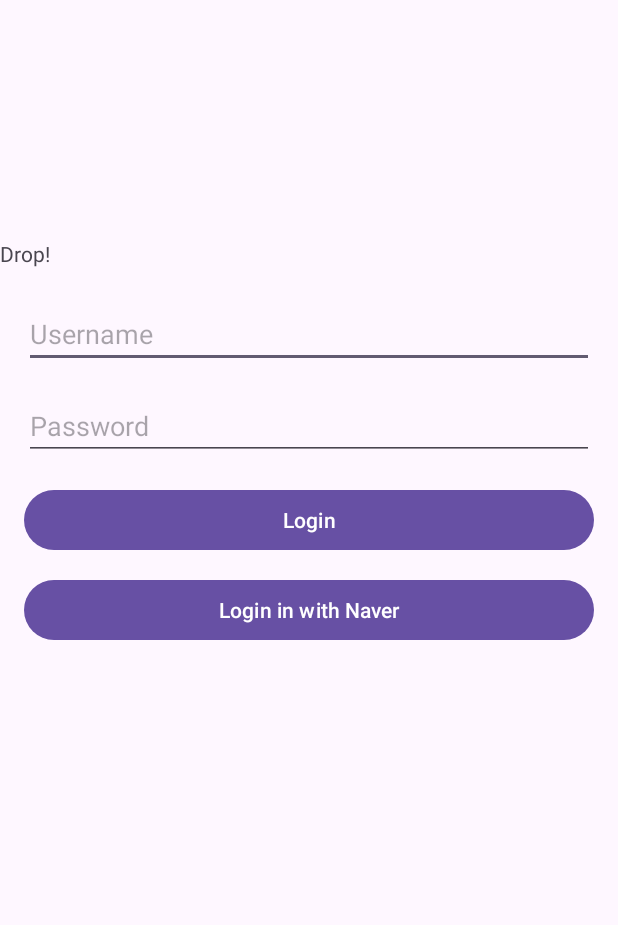
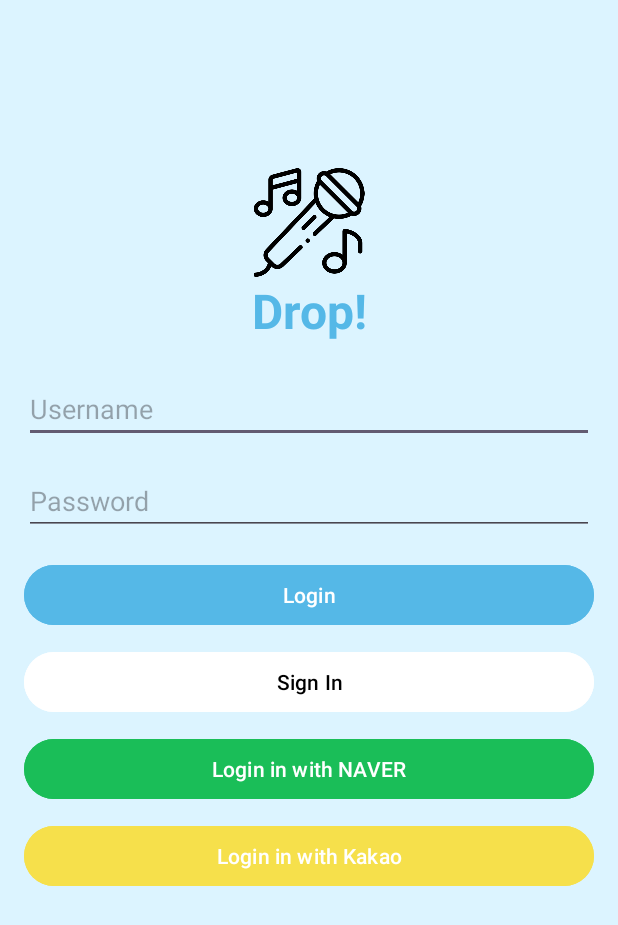
Before and after one commit to kimseongah/MadCamp_week2, an Android app: the screen it shows after launch (login), on a phone screen of 412 x 824 dp. Shown: the top 925 px of the screen. Run offline under Robolectric (Android 15) with nearby library versions, the phone set to English and light mode, and no system bars.

Commit message:
[add] improved login ui

```diff
--- a/app/build.gradle.kts
+++ b/app/build.gradle.kts
@@ -62,6 +62,9 @@ dependencies {
     implementation ("com.google.android.gms:play-services-auth:20.5.0")
     implementation ("org.jetbrains.kotlinx:kotlinx-coroutines-android:1.3.9")
     implementation ("org.jetbrains.kotlinx:kotlinx-coroutines-play-services:1.1.1")
+//    implementation("com.navercorp.nid:oauth:5.9.0") // jdk 11
+//    implementation("com.navercorp.nid:oauth-jdk8:5.9.0") // jdk 8
+//    implementation ("com.prolificinteractive:material-calendarview:2.0.0")
 
 
 }
--- a/app/src/main/java/com/example/madcamp_week2/login.kt
+++ b/app/src/main/java/com/example/madcamp_week2/login.kt
@@ -3,24 +3,32 @@ package com.example.madcamp_week2
 import android.content.Intent
 import androidx.appcompat.app.AppCompatActivity
 import android.os.Bundle
+import android.util.Log
 import android.widget.Button
 import android.widget.EditText
 import android.widget.Toast
 import com.example.madcamp_week2.databinding.ActivityLoginBinding
 import com.example.madcamp_week2.databinding.ActivityMainBinding
+import java.security.DigestException
+import java.security.MessageDigest
+
 class login : AppCompatActivity() {
 
     private lateinit var editTextUsername: EditText
     private lateinit var editTextPassword: EditText
     private lateinit var buttonLogin: Button
+    private lateinit var buttonkakaoLogin: Button
 
     override fun onCreate(savedInstanceState: Bundle?) {
         super.onCreate(savedInstanceState)
         setContentView(R.layout.activity_login)
+
+        Log.d("hash_test",hashSHA256("pw1"))
         // XML에서 정의한 뷰들을 참조합니다.
         editTextUsername = findViewById(R.id.editTextUsername)
         editTextPassword = findViewById(R.id.editTextPassword)
         buttonLogin = findViewById(R.id.buttonLogin)
+        buttonkakaoLogin = findViewById(R.id.buttonkakaoLogin)
 
         // 로그인 버튼 클릭 시 이벤트 처리
         buttonLogin.setOnClickListener {
@@ -41,10 +49,34 @@ class login : AppCompatActivity() {
                 showToast("Invalid credentials")
             }
         }
+        buttonkakaoLogin.setOnClickListener {  }
     }
     private fun showToast(message: String) {
         Toast.makeText(this, message, Toast.LENGTH_SHORT).show()
     }
-    // authenticate() 를 이용한 로그인
+    // sha-256 hashing
 
+    fun hashSHA256(msg: String):String {
+        val hash: ByteArray
+        try {
+            val md = MessageDigest.getInstance("SHA-256")
+            md.update(msg.toByteArray())
+            hash = md.digest()
+        } catch (e: CloneNotSupportedException) {
+            throw DigestException("couldn't make digest of partial content");
+        }
+
+        return toHexString(hash)
+    }
+    private val digits = "0123456789ABCDEF"
+    fun toHexString(byteArray: ByteArray): String {
+
+        val hexChars = CharArray(byteArray.size * 2)
+        for (i in byteArray.indices) {
+            val v = byteArray[i].toInt() and 0xff
+            hexChars[i * 2] = digits[v shr 4]
+            hexChars[i * 2 + 1] = digits[v and 0xf]
+        }
+        return String(hexChars)
+    }
 }
--- a/app/src/main/res/layout/activity_login.xml
+++ b/app/src/main/res/layout/activity_login.xml
@@ -4,19 +4,46 @@
     xmlns:tools="http://schemas.android.com/tools"
     android:layout_width="match_parent"
     android:layout_height="match_parent"
+    android:background="#DCF4FF"
     tools:context=".login">
+
+    <ImageView
+        android:id="@+id/imageViewMicrophone"
+        android:layout_width="match_parent"
+        android:layout_height="74dp"
+        android:layout_marginBottom="0dp"
+        android:foregroundGravity="center"
+        android:src="@drawable/microphone"
+        app:layout_constraintBottom_toTopOf="@+id/textView"
+        app:layout_constraintDimensionRatio="W,1:1"
+        app:layout_constraintWidth_percent="0.3" />
+
+    <TextView
+        android:id="@+id/textView"
+        android:layout_width="wrap_content"
+        android:layout_height="wrap_content"
+        android:layout_marginBottom="21dp"
+        android:gravity="center"
+        android:text="Drop!"
+        android:textAlignment="center"
+        android:textColor="#55B8E7"
+        android:textSize="32sp"
+        android:textStyle="bold"
+        app:layout_constraintBottom_toTopOf="@+id/editTextUsername"
+        app:layout_constraintEnd_toEndOf="parent"
+        app:layout_constraintStart_toStartOf="parent" />
 
     <EditText
         android:id="@+id/editTextUsername"
         android:layout_width="0dp"
         android:layout_height="wrap_content"
         android:layout_marginStart="16dp"
+        android:layout_marginTop="250dp"
         android:layout_marginEnd="16dp"
         android:hint="Username"
-        app:layout_constraintTop_toTopOf="parent"
+        app:layout_constraintEnd_toEndOf="parent"
         app:layout_constraintStart_toStartOf="parent"
-        app:layout_constraintEnd_toEndOf="parent"
-        android:layout_marginTop="200dp"/>
+        app:layout_constraintTop_toTopOf="parent" />
 
     <EditText
         android:id="@+id/editTextPassword"
@@ -25,11 +52,11 @@
         android:layout_marginStart="16dp"
         android:layout_marginTop="16dp"
         android:layout_marginEnd="16dp"
+        android:hint="Password"
         android:inputType="textPassword"
-        android:hint="Password"
-        app:layout_constraintTop_toBottomOf="@id/editTextUsername"
+        app:layout_constraintEnd_toEndOf="parent"
         app:layout_constraintStart_toStartOf="parent"
-        app:layout_constraintEnd_toEndOf="parent" />
+        app:layout_constraintTop_toBottomOf="@id/editTextUsername" />
 
     <Button
         android:id="@+id/buttonLogin"
@@ -38,32 +65,53 @@
         android:layout_marginStart="16dp"
         android:layout_marginTop="16dp"
         android:layout_marginEnd="16dp"
+        android:backgroundTint="#55B8E7"
         android:text="Login"
-        app:layout_constraintTop_toBottomOf="@id/editTextPassword"
+        app:layout_constraintEnd_toEndOf="parent"
         app:layout_constraintStart_toStartOf="parent"
-        app:layout_constraintEnd_toEndOf="parent" />
+        app:layout_constraintTop_toBottomOf="@id/editTextPassword" />
 
+    <Button
+        android:id="@+id/buttonSignin"
+        android:layout_width="0dp"
+        android:layout_height="wrap_content"
+        android:layout_marginStart="16dp"
+        android:layout_marginTop="10dp"
+        android:layout_marginEnd="16dp"
+        android:backgroundTint="#FFFFFF"
+        android:text="Sign In"
+
+        android:textColor="#000000"
+        app:layout_constraintEnd_toEndOf="parent"
+        app:layout_constraintHorizontal_bias="0.0"
+        app:layout_constraintStart_toStartOf="parent"
+        app:layout_constraintTop_toBottomOf="@id/buttonLogin" />
     <Button
         android:id="@+id/buttonNaverLogin"
         android:layout_width="0dp"
         android:layout_height="wrap_content"
         android:layout_marginStart="16dp"
-        android:layout_marginTop="76dp"
+        android:layout_marginTop="10dp"
         android:layout_marginEnd="16dp"
-        android:text="Login in with Naver"
+        android:backgroundTint="#1ABE58"
+        android:text="Login in with NAVER"
         app:layout_constraintEnd_toEndOf="parent"
         app:layout_constraintHorizontal_bias="0.0"
         app:layout_constraintStart_toStartOf="parent"
-        app:layout_constraintTop_toBottomOf="@id/editTextPassword" />
-
-    <TextView
-        android:id="@+id/textView"
-        android:layout_width="wrap_content"
+        app:layout_constraintTop_toBottomOf="@id/buttonSignin" />
+    <Button
+        android:id="@+id/buttonkakaoLogin"
+        android:layout_width="0dp"
         android:layout_height="wrap_content"
-        android:layout_marginBottom="21dp"
-        android:text="Drop!"
-        app:layout_constraintBottom_toTopOf="@+id/editTextUsername"
-        tools:layout_editor_absoluteX="174dp" />
+        android:layout_marginStart="16dp"
+        android:layout_marginTop="10dp"
+        android:layout_marginEnd="16dp"
+        android:backgroundTint="#F6E04B"
+        android:text="Login in with Kakao"
+        app:layout_constraintEnd_toEndOf="parent"
+        app:layout_constraintHorizontal_bias="0.0"
+        app:layout_constraintStart_toStartOf="parent"
+        app:layout_constraintTop_toBottomOf="@id/buttonNaverLogin" />
 
 
 </androidx.constraintlayout.widget.ConstraintLayout>
```
Also changed, not shown: app/src/main/res/drawable/login_background.png (added).
